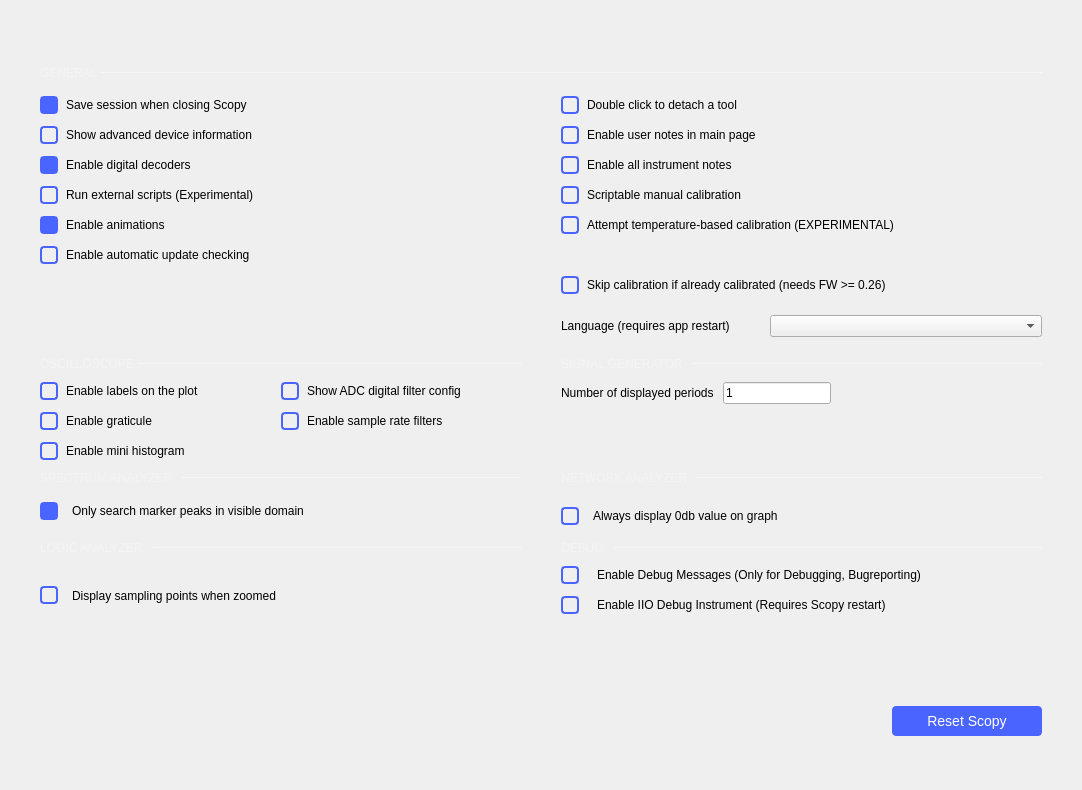
Old version of the form ui/preferences.ui in the repository analogdevicesinc/scopy.
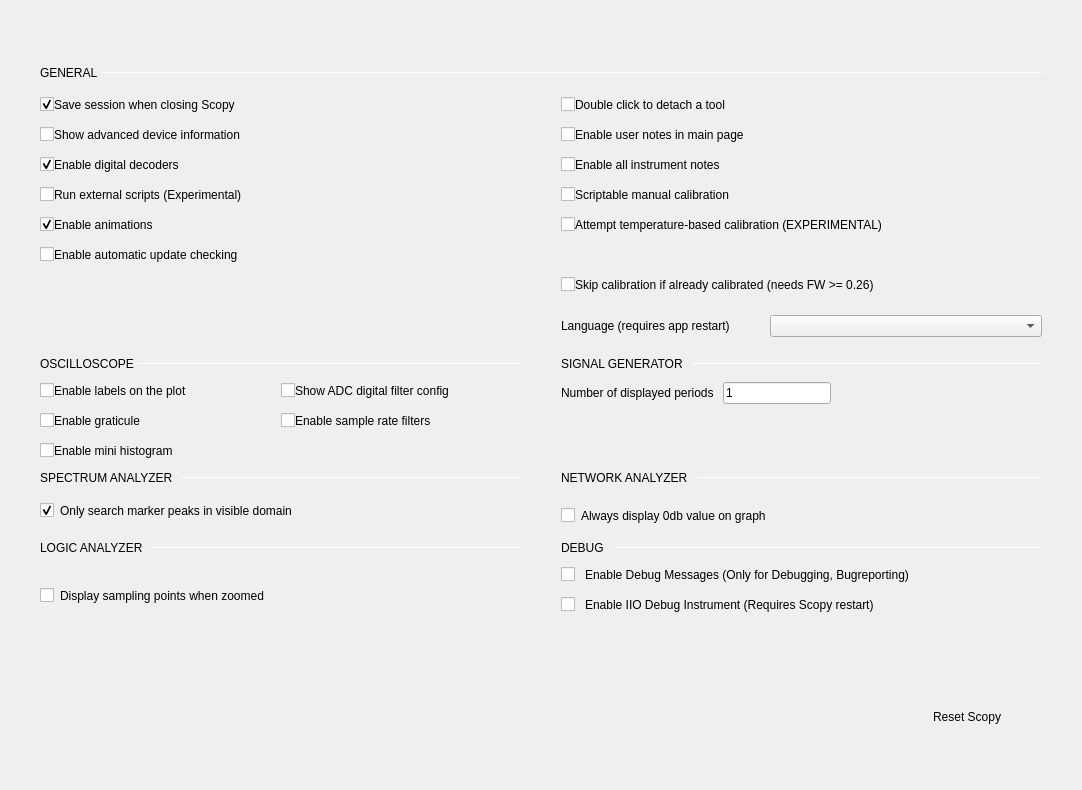
New version of the form. Custom widgets are drawn as their Qt base class.

Patch:
```diff
--- a/ui/preferences.ui
+++ b/ui/preferences.ui
@@ -14,39 +14,12 @@
    <string>Form</string>
   </property>
   <property name="styleSheet">
-   <string notr="true">QCheckBox {
-  spacing: 8px;
-  background-color: transparent;
-  font-size: 14px;
-  font-weight: bold;
-
-  color: rgba(255, 255, 255, 153);
-}
-
-QCheckBox::indicator {
-  width: 14px;
-  height: 14px;
-  border: 2px solid rgb(74,100,255);
-  border-radius: 4px;
-}
-QCheckBox::indicator:unchecked { background-color: transparent; }
-QCheckBox::indicator:checked { background-color: rgb(74,100,255); }
-
-QPushButton
+   <string notr="true">QPushButton
 {
-  color:#ffffff;
   height: 30px;
-  border-radius: 4px;
-  background-color: #4a64ff;
-  font-size: 14px;
   font-weight: normal;
   font-style: normal;
   text-align: center;
-}
-
-QPushButton:hover
-{
-         background-color: #4a34ff;
 }</string>
   </property>
   <layout class="QVBoxLayout" name="verticalLayout">
@@ -139,15 +112,12 @@
                <verstretch>0</verstretch>
               </sizepolicy>
              </property>
-             <property name="styleSheet">
-              <string notr="true">QLabel {
-  font-size: 12px;
-color: rgba(255, 255, 255, 70);
-}</string>
-             </property>
              <property name="text">
               <string>GENERAL </string>
              </property>
+             <property name="subsection_label" stdset="0">
+              <bool>true</bool>
+             </property>
             </widget>
            </item>
            <item>
@@ -170,12 +140,12 @@
                <height>1</height>
               </size>
              </property>
-             <property name="styleSheet">
-              <string notr="true">border: 1px solid rgba(255, 255, 255, 70);</string>
-             </property>
              <property name="orientation">
               <enum>Qt::Horizontal</enum>
              </property>
+             <property name="subsection_line" stdset="0">
+              <bool>true</bool>
+             </property>
             </widget>
            </item>
           </layout>
@@ -381,25 +351,6 @@
                <layout class="QHBoxLayout" name="horizontalLayout_13">
                 <item>
                  <widget class="QCheckBox" name="oscGraticuleCheckBox">
-                  <property name="styleSheet">
-                   <string notr="true">QCheckBox {
-  spacing: 8px;
-  background-color: transparent;
-  font-size: 14px;
-  font-weight: bold;
-
-  color: rgba(255, 255, 255, 153);
-}
-
-QCheckBox::indicator {
-  width: 14px;
-  height: 14px;
-  border: 2px solid rgb(74,100,255);
-  border-radius: 4px;
-}
-QCheckBox::indicator:unchecked { background-color: transparent; }
-QCheckBox::indicator:checked { background-color: rgb(74,100,255); }</string>
-                  </property>
                   <property name="text">
                    <string/>
                   </property>
@@ -430,27 +381,7 @@
               <item row="2" column="1">
                <layout class="QHBoxLayout" name="horizontalLayout_17">
                 <item>
-                 <widget class="QCheckBox" name="oscFilteringCheckBox">
-                  <property name="styleSheet">
-                   <string notr="true">QCheckBox {
-  spacing: 8px;
-  background-color: transparent;
-  font-size: 14px;
-  font-weight: bold;
-
-  color: rgba(255, 255, 255, 153);
-}
-
-QCheckBox::indicator {
-  width: 14px;
-  height: 14px;
-  border: 2px solid rgb(74,100,255);
-  border-radius: 4px;
-}
-QCheckBox::indicator:unchecked { background-color: transparent; }
-QCheckBox::indicator:checked { background-color: rgb(74,100,255); }</string>
-                  </property>
-                 </widget>
+                 <widget class="QCheckBox" name="oscFilteringCheckBox"/>
                 </item>
                 <item>
                  <widget class="QLabel" name="label_17">
@@ -478,25 +409,6 @@
                <layout class="QHBoxLayout" name="horizontalLayout_19">
                 <item>
                  <widget class="QCheckBox" name="histCheckBox">
-                  <property name="styleSheet">
-                   <string notr="true">QCheckBox {
-  spacing: 8px;
-  background-color: transparent;
-  font-size: 14px;
-  font-weight: bold;
-
-  color: rgba(255, 255, 255, 153);
-}
-
-QCheckBox::indicator {
-  width: 14px;
-  height: 14px;
-  border: 2px solid rgb(74,100,255);
-  border-radius: 4px;
-}
-QCheckBox::indicator:unchecked { background-color: transparent; }
-QCheckBox::indicator:checked { background-color: rgb(74,100,255); }</string>
-                  </property>
                   <property name="text">
                    <string/>
                   </property>
@@ -540,27 +452,7 @@
               <item row="1" column="1">
                <layout class="QHBoxLayout" name="horizontalLayout_20">
                 <item>
-                 <widget class="QCheckBox" name="oscADCFiltersCheckBox">
-                  <property name="styleSheet">
-                   <string notr="true">QCheckBox {
-  spacing: 8px;
-  background-color: transparent;
-  font-size: 14px;
-  font-weight: bold;
-
-  color: rgba(255, 255, 255, 153);
-}
-
-QCheckBox::indicator {
-  width: 14px;
-  height: 14px;
-  border: 2px solid rgb(74,100,255);
-  border-radius: 4px;
-}
-QCheckBox::indicator:unchecked { background-color: transparent; }
-QCheckBox::indicator:checked { background-color: rgb(74,100,255); }</string>
-                  </property>
-                 </widget>
+                 <widget class="QCheckBox" name="oscADCFiltersCheckBox"/>
                 </item>
                 <item>
                  <widget class="QLabel" name="label_20">
@@ -595,23 +487,7 @@
                    </sizepolicy>
                   </property>
                   <property name="styleSheet">
-                   <string notr="true">QCheckBox {
-  spacing: 8px;
-  background-color: transparent;
-  font-size: 14px;
-  font-weight: bold;
-
-  color: rgba(255, 255, 255, 153);
-}
-
-QCheckBox::indicator {
-  width: 14px;
-  height: 14px;
-  border: 2px solid rgb(74,100,255);
-  border-radius: 4px;
-}
-QCheckBox::indicator:unchecked { background-color: transparent; }
-QCheckBox::indicator:checked { background-color: rgb(74,100,255); }</string>
+                   <string notr="true"/>
                   </property>
                   <property name="text">
                    <string/>
@@ -656,15 +532,12 @@
                     <verstretch>0</verstretch>
                    </sizepolicy>
                   </property>
-                  <property name="styleSheet">
-                   <string notr="true">QLabel {
-  font-size: 12px;
-color: rgba(255, 255, 255, 70);
-}</string>
-                  </property>
                   <property name="text">
                    <string>OSCILLOSCOPE </string>
                   </property>
+                  <property name="subsection_label" stdset="0">
+                   <bool>true</bool>
+                  </property>
                  </widget>
                 </item>
                 <item>
@@ -681,12 +554,12 @@
                     <height>1</height>
                    </size>
                   </property>
-                  <property name="styleSheet">
-                   <string notr="true">border: 1px solid rgba(255, 255, 255, 70);</string>
-                  </property>
                   <property name="orientation">
                    <enum>Qt::Horizontal</enum>
                   </property>
+                  <property name="subsection_line" stdset="0">
+                   <bool>true</bool>
+                  </property>
                  </widget>
                 </item>
                </layout>
@@ -778,15 +651,12 @@
                     <verstretch>0</verstretch>
                    </sizepolicy>
                   </property>
-                  <property name="styleSheet">
-                   <string notr="true">QLabel {
-  font-size: 12px;
-color: rgba(255, 255, 255, 70);
-}</string>
-                  </property>
                   <property name="text">
                    <string>SIGNAL GENERATOR </string>
                   </property>
+                  <property name="subsection_label" stdset="0">
+                   <bool>true</bool>
+                  </property>
                  </widget>
                 </item>
                 <item>
@@ -803,12 +673,12 @@
                     <height>1</height>
                    </size>
                   </property>
-                  <property name="styleSheet">
-                   <string notr="true">border: 1px solid rgba(255, 255, 255, 70);</string>
-                  </property>
                   <property name="orientation">
                    <enum>Qt::Horizontal</enum>
                   </property>
+                  <property name="subsection_line" stdset="0">
+                   <bool>true</bool>
+                  </property>
                  </widget>
                 </item>
                </layout>
@@ -923,15 +793,12 @@
                    <verstretch>0</verstretch>
                   </sizepolicy>
                  </property>
-                 <property name="styleSheet">
-                  <string notr="true">QLabel {
-  font-size: 12px;
-color: rgba(255, 255, 255, 70);
-}</string>
-                 </property>
                  <property name="text">
                   <string>SPECTRUM ANALYZER </string>
                  </property>
+                 <property name="subsection_label" stdset="0">
+                  <bool>true</bool>
+                 </property>
                 </widget>
                </item>
                <item>
@@ -948,12 +815,12 @@
                    <height>1</height>
                   </size>
                  </property>
-                 <property name="styleSheet">
-                  <string notr="true">border: 1px solid rgba(255, 255, 255, 70);</string>
-                 </property>
                  <property name="orientation">
                   <enum>Qt::Horizontal</enum>
                  </property>
+                 <property name="subsection_line" stdset="0">
+                  <bool>true</bool>
+                 </property>
                 </widget>
                </item>
               </layout>
@@ -962,25 +829,6 @@
               <layout class="QHBoxLayout" name="horizontalLayout_6">
                <item>
                 <widget class="QCheckBox" name="spectrumVisiblePeakSearch">
-                 <property name="styleSheet">
-                  <string notr="true">QCheckBox {
-  spacing: 8px;
-  background-color: transparent;
-  font-size: 14px;
-  font-weight: bold;
-
-  color: rgba(255, 255, 255, 153);
-}
-
-QCheckBox::indicator {
-  width: 14px;
-  height: 14px;
-  border: 2px solid rgb(74,100,255);
-  border-radius: 4px;
-}
-QCheckBox::indicator:unchecked { background-color: transparent; }
-QCheckBox::indicator:checked { background-color: rgb(74,100,255); }</string>
-                 </property>
                  <property name="text">
                   <string/>
                  </property>
@@ -1046,15 +894,12 @@
                    <verstretch>0</verstretch>
                   </sizepolicy>
                  </property>
-                 <property name="styleSheet">
-                  <string notr="true">QLabel {
-  font-size: 12px;
-color: rgba(255, 255, 255, 70);
-}</string>
-                 </property>
                  <property name="text">
                   <string>LOGIC ANALYZER </string>
                  </property>
+                 <property name="subsection_label" stdset="0">
+                  <bool>true</bool>
+                 </property>
                 </widget>
                </item>
                <item>
@@ -1065,12 +910,12 @@
                    <height>1</height>
                   </size>
                  </property>
-                 <property name="styleSheet">
-                  <string notr="true">border: 1px solid rgba(255, 255, 255, 70);</string>
-                 </property>
                  <property name="orientation">
                   <enum>Qt::Horizontal</enum>
                  </property>
+                 <property name="subsection_line" stdset="0">
+                  <bool>true</bool>
+                 </property>
                 </widget>
                </item>
               </layout>
@@ -1095,25 +940,6 @@
               <layout class="QHBoxLayout" name="horizontalLayout_22">
                <item>
                 <widget class="QCheckBox" name="logicAnalyzerDisplaySamplingPoints">
-                 <property name="styleSheet">
-                  <string notr="true">QCheckBox {
-  spacing: 8px;
-  background-color: transparent;
-  font-size: 14px;
-  font-weight: bold;
-
-  color: rgba(255, 255, 255, 153);
-}
-
-QCheckBox::indicator {
-  width: 14px;
-  height: 14px;
-  border: 2px solid rgb(74,100,255);
-  border-radius: 4px;
-}
-QCheckBox::indicator:unchecked { background-color: transparent; }
-QCheckBox::indicator:checked { background-color: rgb(74,100,255); }</string>
-                 </property>
                  <property name="text">
                   <string/>
                  </property>
@@ -1235,15 +1061,12 @@
                    <verstretch>0</verstretch>
                   </sizepolicy>
                  </property>
-                 <property name="styleSheet">
-                  <string notr="true">QLabel {
-  font-size: 12px;
-color: rgba(255, 255, 255, 70);
-}</string>
-                 </property>
                  <property name="text">
                   <string>DEBUG</string>
                  </property>
+                 <property name="subsection_label" stdset="0">
+                  <bool>true</bool>
+                 </property>
                 </widget>
                </item>
                <item>
@@ -1260,12 +1083,12 @@
                    <height>1</height>
                   </size>
                  </property>
-                 <property name="styleSheet">
-                  <string notr="true">border: 1px solid rgba(255, 255, 255, 70);</string>
-                 </property>
                  <property name="orientation">
                   <enum>Qt::Horizontal</enum>
                  </property>
+                 <property name="subsection_line" stdset="0">
+                  <bool>true</bool>
+                 </property>
                 </widget>
                </item>
               </layout>
@@ -1374,15 +1197,12 @@
                     <verstretch>0</verstretch>
                    </sizepolicy>
                   </property>
-                  <property name="styleSheet">
-                   <string notr="true">QLabel {
-  font-size: 12px;
-color: rgba(255, 255, 255, 70);
-}</string>
-                  </property>
                   <property name="text">
                    <string>NETWORK ANALYZER </string>
                   </property>
+                  <property name="subsection_label" stdset="0">
+                   <bool>true</bool>
+                  </property>
                  </widget>
                 </item>
                 <item>
@@ -1399,12 +1219,12 @@
                     <height>1</height>
                    </size>
                   </property>
-                  <property name="styleSheet">
-                   <string notr="true">border: 1px solid rgba(255, 255, 255, 70);</string>
-                  </property>
                   <property name="orientation">
                    <enum>Qt::Horizontal</enum>
                   </property>
+                  <property name="subsection_line" stdset="0">
+                   <bool>true</bool>
+                  </property>
                  </widget>
                 </item>
                </layout>
@@ -1435,25 +1255,6 @@
                     <height>16777215</height>
                    </size>
                   </property>
-                  <property name="styleSheet">
-                   <string notr="true">QCheckBox {
-  spacing: 8px;
-  background-color: transparent;
-  font-size: 14px;
-  font-weight: bold;
-
-  color: rgba(255, 255, 255, 153);
-}
-
-QCheckBox::indicator {
-  width: 14px;
-  height: 14px;
-  border: 2px solid rgb(74,100,255);
-  border-radius: 4px;
-}
-QCheckBox::indicator:unchecked { background-color: transparent; }
-QCheckBox::indicator:checked { background-color: rgb(74,100,255); }</string>
-                  </property>
                   <property name="text">
                    <string/>
                   </property>
@@ -1893,6 +1694,9 @@
           <property name="flat">
            <bool>true</bool>
           </property>
+          <property name="blue_button" stdset="0">
+           <bool>true</bool>
+          </property>
          </widget>
         </item>
        </layout>
```
